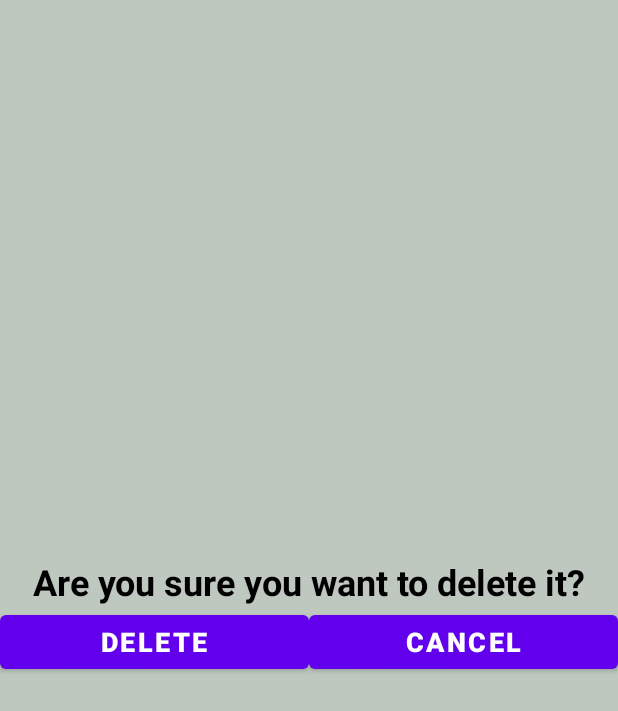
After one commit to TrellixVulnTeam/Vigilantes_KVYE, an Android app: the layout delete_popup_box.xml on its own in the app's theme, with its tools: preview values and no code run, on a phone screen of 412 x 824 dp. The commit adds this screen. Shown: the top 711 px of the screen. Run offline under Robolectric (Android 15) with nearby library versions, the phone set to English and light mode, and no system bars.

Commit message:
Report preview buttons started

```diff
--- a/project_frontend/app/src/main/java/edu/umich/Vigilantes/reportObj.kt
+++ b/project_frontend/app/src/main/java/edu/umich/Vigilantes/reportObj.kt
@@ -6,6 +6,7 @@ import kotlinx.android.parcel.Parcelize
 @Parcelize
 data class reportObj(
     var position: Int = 0,
+    var deletion: Boolean? = false,
     var datetime: String? = "",
     var location: String? = "",
     var incidentDesc: String? = "",
@@ -13,6 +14,10 @@ data class reportObj(
     var participantList: MutableList<ParticipantInfo> = mutableListOf(),
     var witnessList: MutableList<WitnessInfo> = mutableListOf()
 ) : Parcelable {
+    fun setForDeletion() {
+        this.deletion = true
+    }
+
     fun setDateTime(datetime: String) {
         this.datetime = datetime
     }
--- a/project_frontend/app/src/main/res/layout/activity_report_preview.xml
+++ b/project_frontend/app/src/main/res/layout/activity_report_preview.xml
@@ -3,6 +3,7 @@
     xmlns:app="http://schemas.android.com/apk/res-auto"
     xmlns:tools="http://schemas.android.com/tools"
 
+    android:id="@+id/root_layout"
     android:layout_width="match_parent"
     android:layout_height="match_parent"
     android:background="@color/white">
--- /dev/null
+++ b/project_frontend/app/src/main/res/layout/delete_popup_box.xml
@@ -0,0 +1,57 @@
+<?xml version="1.0" encoding="utf-8"?>
+<androidx.constraintlayout.widget.ConstraintLayout xmlns:android="http://schemas.android.com/apk/res/android"
+    xmlns:app="http://schemas.android.com/apk/res-auto"
+    xmlns:tools="http://schemas.android.com/tools"
+    android:layout_width="match_parent"
+    android:layout_height="match_parent">
+
+    <LinearLayout
+        android:id="@+id/popup"
+        android:layout_width="fill_parent"
+        android:layout_height="fill_parent"
+        android:gravity="center"
+        android:orientation="vertical"
+        android:background="@color/white"
+        android:backgroundTint="#BEC8BF">
+
+        <TextView
+            android:layout_width="match_parent"
+            android:layout_height="wrap_content"
+            android:text="Are you sure you want to delete it?"
+            android:textSize="24sp"
+            android:textStyle="bold"
+            android:textColor="@color/black"
+            android:gravity="center">
+
+        </TextView>
+
+        <LinearLayout
+            android:layout_width="match_parent"
+            android:layout_height="wrap_content"
+            android:orientation="horizontal">
+
+            <Button
+                android:id="@+id/DeleteOption"
+                android:layout_width="match_parent"
+                android:layout_height="wrap_content"
+                android:layout_weight="1"
+                android:text="DELETE"
+                android:textSize="18sp"
+                android:textStyle="bold">
+            </Button>
+
+            <Button
+                android:id="@+id/CancelOption"
+                android:layout_width="match_parent"
+                android:layout_height="wrap_content"
+                android:layout_weight="1"
+                android:text="CANCEL"
+                android:textSize="18sp"
+                android:textStyle="bold">
+            </Button>
+
+        </LinearLayout>
+
+    </LinearLayout>
+
+</androidx.constraintlayout.widget.ConstraintLayout>
```
Also changed, not shown: project_frontend/app/src/main/java/edu/umich/Vigilantes/MainActivity.kt (+7 -1 lines), project_frontend/app/src/main/java/edu/umich/Vigilantes/reportList.kt (added, +26 -0 lines), project_frontend/app/src/main/java/edu/umich/Vigilantes/reportPreview.kt (+65 -2 lines).
